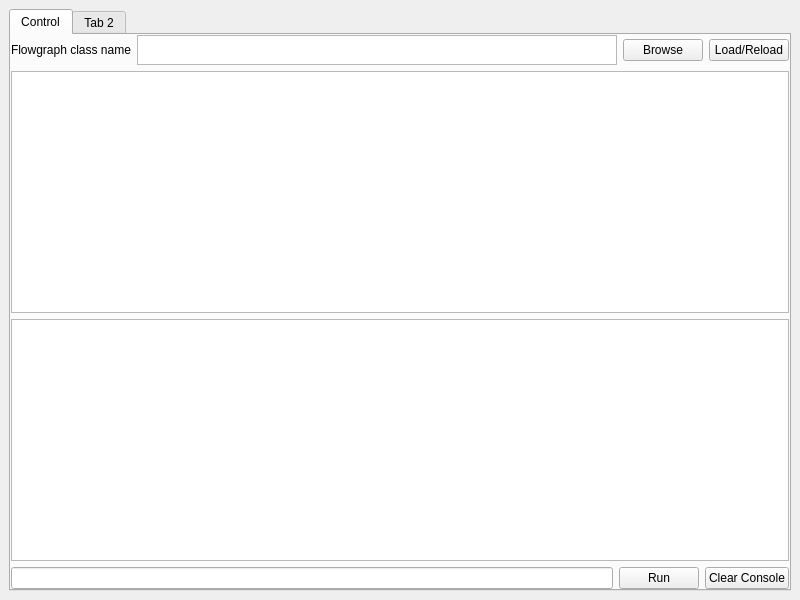
Qt form ui/mainwindow.ui (analogdevicesinc/gr-flowgraph-runner) before a commit.
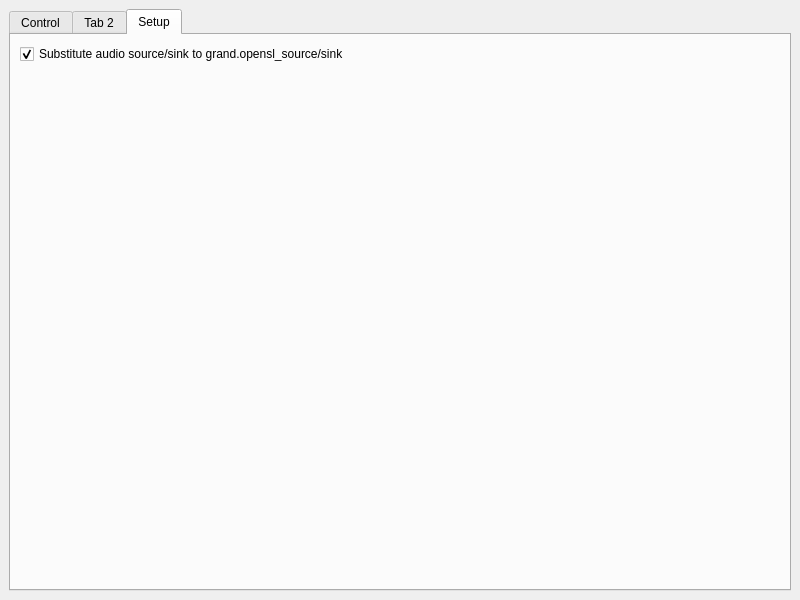
The same form after that commit. The open tabs and pages were chosen to show the change.

Commit message: Patch python source before loading it

Patch:
```diff
--- a/ui/mainwindow.ui
+++ b/ui/mainwindow.ui
@@ -195,6 +195,36 @@
         </item>
        </layout>
       </widget>
+      <widget class="QWidget" name="tab_3">
+       <attribute name="title">
+        <string>Setup</string>
+       </attribute>
+       <layout class="QVBoxLayout" name="verticalLayout_4">
+        <item>
+         <widget class="QCheckBox" name="chkboxAudioPatch">
+          <property name="text">
+           <string>Substitute audio source/sink to grand.opensl_source/sink</string>
+          </property>
+          <property name="checked">
+           <bool>true</bool>
+          </property>
+         </widget>
+        </item>
+        <item>
+         <spacer name="verticalSpacer">
+          <property name="orientation">
+           <enum>Qt::Vertical</enum>
+          </property>
+          <property name="sizeHint" stdset="0">
+           <size>
+            <width>20</width>
+            <height>40</height>
+           </size>
+          </property>
+         </spacer>
+        </item>
+       </layout>
+      </widget>
      </widget>
     </item>
    </layout>
```
The commit also changes 1 other file.
